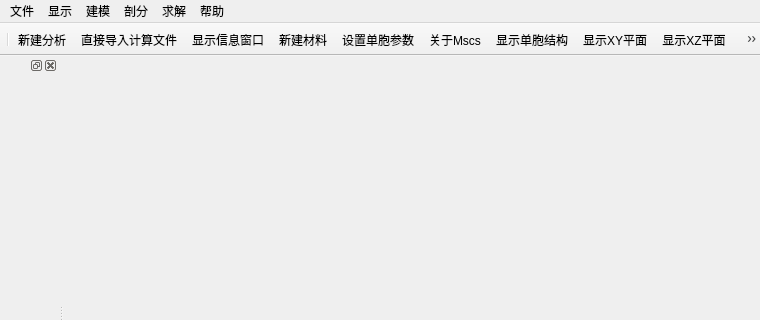
The window that forms/mainwindow.ui (lyq105/mscs) describes before a commit, drawn with Qt 5; both pictures show x 0 to 760 and y 0 to 320 of the 760 by 618 pixel window.
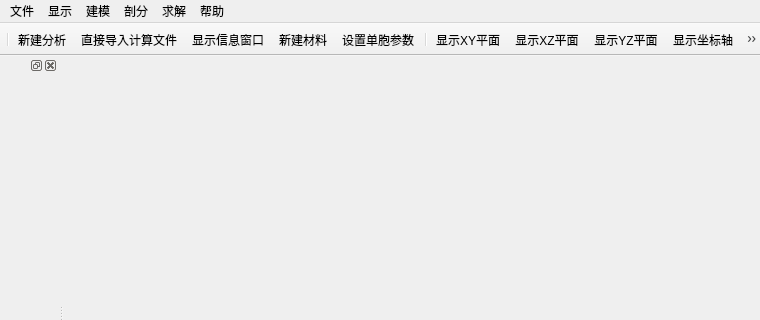
The same window after the commit. Icons and pictures are not drawn.

Commit message: seperate view of matrix add reinforcement

The edit to the form file:
```diff
--- a/forms/mainwindow.ui
+++ b/forms/mainwindow.ui
@@ -142,12 +142,18 @@
    <addaction name="action_show_massage_box"/>
    <addaction name="action_new_mat"/>
    <addaction name="action_gen_cell"/>
-   <addaction name="action_Mscs"/>
-   <addaction name="action_show_cell"/>
+   <addaction name="separator"/>
    <addaction name="action_show_XY"/>
    <addaction name="action_show_XZ"/>
    <addaction name="action_show_YZ"/>
    <addaction name="action_show_axes"/>
+   <addaction name="action_show_sidebar"/>
+   <addaction name="separator"/>
+   <addaction name="action_show_cell"/>
+   <addaction name="action_show_matrix"/>
+   <addaction name="action_show_reinforcement"/>
+   <addaction name="separator"/>
+   <addaction name="action_Mscs"/>
   </widget>
   <widget class="QStatusBar" name="statusBar"/>
   <widget class="QDockWidget" name="message_box">
@@ -357,6 +363,39 @@
     <string>显示YZ平面</string>
    </property>
   </action>
+  <action name="action_show_sidebar">
+   <property name="checkable">
+    <bool>true</bool>
+   </property>
+   <property name="icon">
+    <iconset resource="../resources/Mscs.qrc">
+     <normaloff>:/icons/icons/view-close.png</normaloff>:/icons/icons/view-close.png</iconset>
+   </property>
+   <property name="text">
+    <string>显示侧边栏</string>
+   </property>
+   <property name="shortcut">
+    <string>Shift+F10</string>
+   </property>
+  </action>
+  <action name="action_show_matrix">
+   <property name="icon">
+    <iconset resource="../resources/Mscs.qrc">
+     <normaloff>:/icons/icons/get-hot-new-stuff.png</normaloff>:/icons/icons/get-hot-new-stuff.png</iconset>
+   </property>
+   <property name="text">
+    <string>显示基体</string>
+   </property>
+  </action>
+  <action name="action_show_reinforcement">
+   <property name="icon">
+    <iconset resource="../resources/Mscs.qrc">
+     <normaloff>:/icons/icons/games-hint.png</normaloff>:/icons/icons/games-hint.png</iconset>
+   </property>
+   <property name="text">
+    <string>显示增强相</string>
+   </property>
+  </action>
  </widget>
  <layoutdefault spacing="6" margin="11"/>
  <resources>
```
Left out of the diff: 8 changed lines with no effect on the pictures. The commit also changes 11 other files.
